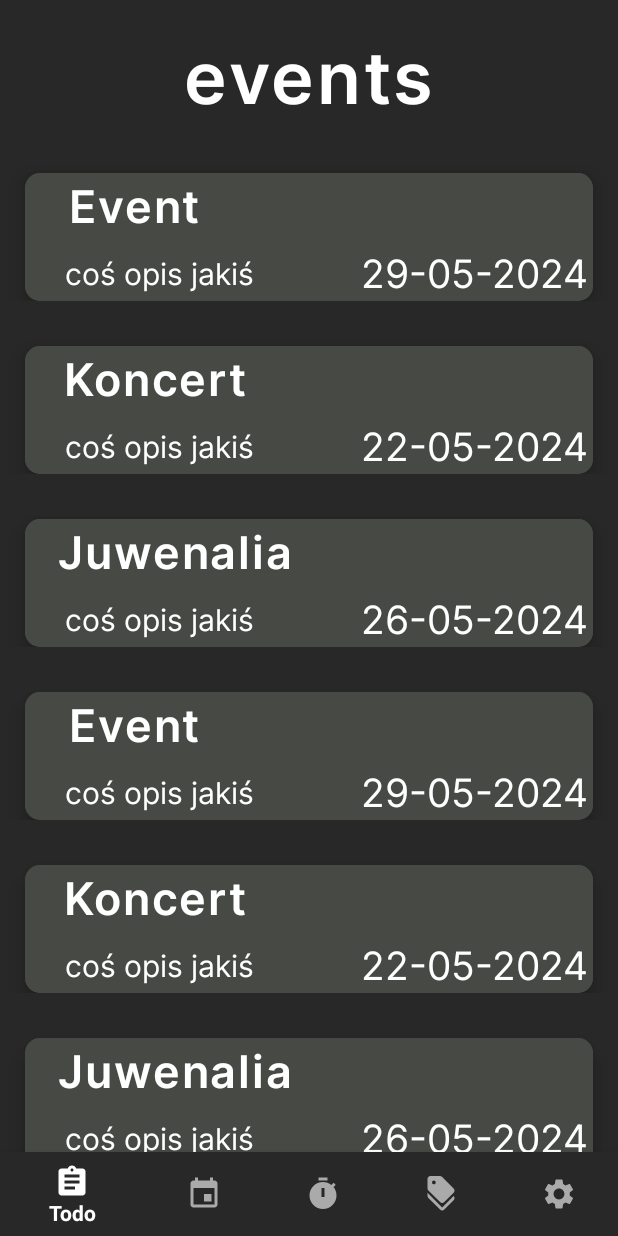
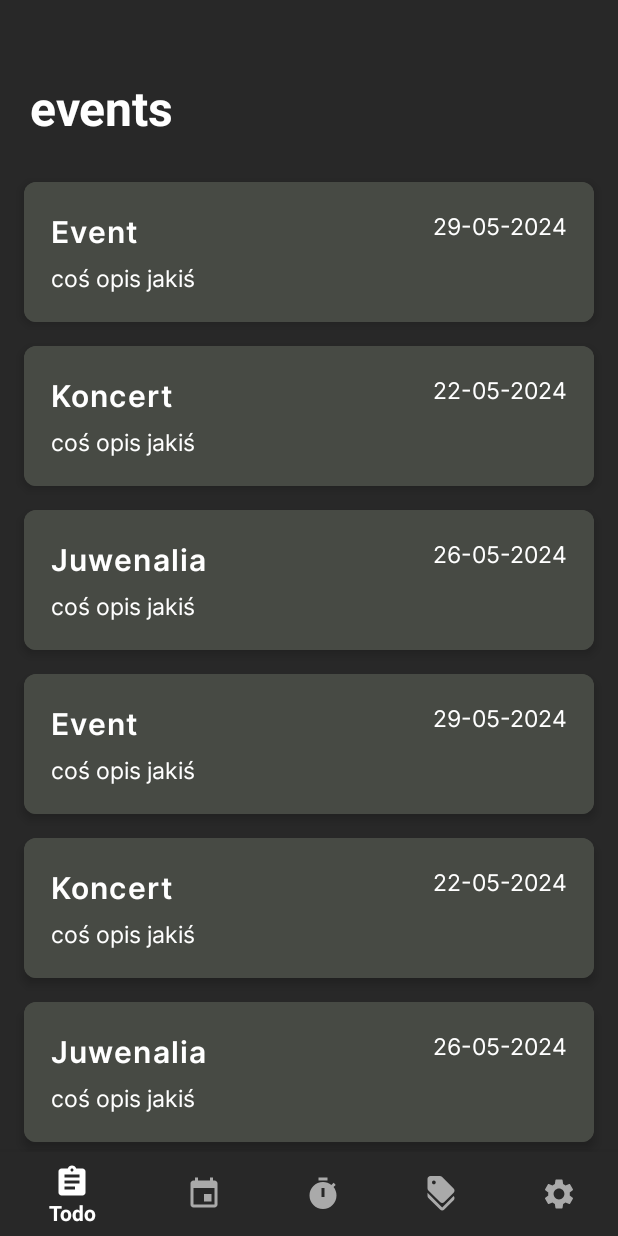
Before and after one commit to parsley026/Teeplan, an Android app: the fragment EventFragment placed in its activity, on a phone screen of 412 x 824 dp. Run offline under Robolectric (Android 15) with nearby library versions, the light colour scheme and no system bars; libraries missing offline, so code that uses them is left out: com.leinardi.android; 7 statements that could not run were skipped.

Commit message:
Poprawienie wygladu panelu events

```diff
--- a/AndroidApplication/app/src/main/res/layout/fragment_event.xml
+++ b/AndroidApplication/app/src/main/res/layout/fragment_event.xml
@@ -1,33 +1,30 @@
 <?xml version="1.0" encoding="utf-8"?>
-<androidx.constraintlayout.widget.ConstraintLayout xmlns:android="http://schemas.android.com/apk/res/android"
+<RelativeLayout xmlns:android="http://schemas.android.com/apk/res/android"
     xmlns:app="http://schemas.android.com/apk/res-auto"
+    android:layout_width="match_parent"
     xmlns:tools="http://schemas.android.com/tools"
-    android:id="@+id/timer_xml"
-    android:layout_width="match_parent"
+    android:background="@color/colorPrimaryDark"
     android:layout_height="match_parent"
-    android:textAlignment="center"
     tools:context=".event.EventFragment">
-
-
+    <TextView
+        android:id="@+id/viewEvents"
+        android:background="@color/colorPrimaryDark"
+        android:layout_width="wrap_content"
+        android:layout_height="wrap_content"
+        android:textStyle="bold"
+        android:textColor="@color/colorWhite"
+        android:layout_marginStart="20dp"
+        android:layout_marginBottom="20dp"
+        android:layout_marginTop="50dp"
+        android:textSize="32sp"
+        android:text="events"/>
     <androidx.recyclerview.widget.RecyclerView
         android:id="@+id/eventsRecylerView"
-        android:layout_width="409dp"
-        android:layout_height="729dp"
-        app:layout_constraintBottom_toBottomOf="parent"
-        app:layout_constraintEnd_toEndOf="parent"
-        app:layout_constraintStart_toStartOf="parent"
-        app:layout_constraintTop_toBottomOf="@+id/viewEvents"
-        app:layout_constraintVertical_bias="0.0" />
-
-    <TextView
-        android:id="@+id/viewEvents"
-        style="@style/AppHeaderTextStyle"
-        android:layout_width="wrap_content"
+        android:background="@color/colorPrimaryDark"
+        android:layout_width="match_parent"
         android:layout_height="wrap_content"
-        android:text="events"
-        app:layout_constraintBottom_toBottomOf="parent"
-        app:layout_constraintEnd_toEndOf="parent"
-        app:layout_constraintStart_toStartOf="parent"
-        app:layout_constraintTop_toTopOf="parent"
-        app:layout_constraintVertical_bias="0.023" />
-</androidx.constraintlayout.widget.ConstraintLayout>
+        android:layout_below="@id/viewEvents"
+        app:layoutManager="androidx.recyclerview.widget.LinearLayoutManager"
+        android:nestedScrollingEnabled="true">
+    </androidx.recyclerview.widget.RecyclerView>
+</RelativeLayout>
--- a/AndroidApplication/app/src/main/res/layout/recycler_view_row_event.xml
+++ b/AndroidApplication/app/src/main/res/layout/recycler_view_row_event.xml
@@ -1,70 +1,47 @@
 <?xml version="1.0" encoding="utf-8"?>
-<androidx.constraintlayout.widget.ConstraintLayout xmlns:android="http://schemas.android.com/apk/res/android"
+<androidx.cardview.widget.CardView xmlns:android="http://schemas.android.com/apk/res/android"
     xmlns:app="http://schemas.android.com/apk/res-auto"
+    app:cardBackgroundColor="@color/colorBlackOlive"
+    android:layout_height="wrap_content"
     android:layout_width="match_parent"
-    android:layout_height="wrap_content">
-
-    <androidx.cardview.widget.CardView
+    app:cardElevation="4dp"
+    app:cardCornerRadius="8dp"
+    android:layout_marginHorizontal="16dp"
+    android:layout_marginVertical="8dp">
+    <RelativeLayout
+        android:background="@color/colorBlackOlive"
         android:layout_width="match_parent"
         android:layout_height="wrap_content"
-        app:layout_constraintEnd_toEndOf="parent"
-        app:layout_constraintStart_toStartOf="parent"
-        app:layout_constraintBottom_toBottomOf="parent"
-        app:layout_constraintTop_toTopOf="parent"
-        app:cardBackgroundColor="@color/colorBlackOlive"
-        app:cardCornerRadius="10dp"
-        app:cardElevation="8dp"
-        android:layout_marginTop="30dp"
-        android:layout_marginLeft="15dp"
-        android:layout_marginRight="15dp">
-
-        <androidx.constraintlayout.widget.ConstraintLayout
-            android:background="@color/colorBlackOlive"
-            android:layout_width="match_parent"
-            android:layout_height="85dp">
-
+        android:padding="8dp">
         <TextView
             android:id="@+id/EventName"
             style="@style/AppHeaderTextStyle"
             android:layout_width="wrap_content"
             android:layout_height="wrap_content"
             android:text="Name"
-                android:textSize="30dp"
-
-                app:layout_constraintBottom_toBottomOf="parent"
-                app:layout_constraintEnd_toEndOf="parent"
-                app:layout_constraintHorizontal_bias="0.1"
-                app:layout_constraintStart_toStartOf="parent"
-                app:layout_constraintTop_toTopOf="parent"
-                app:layout_constraintVertical_bias="0.0" />
-
+            android:textSize="20sp"
+            android:layout_marginTop="10dp"
+            android:layout_marginStart="10dp"
+            android:layout_marginBottom="5dp" />
         <TextView
             android:id="@+id/EventDescription"
             style="@style/AppEntryTextStyle"
             android:layout_width="wrap_content"
             android:layout_height="wrap_content"
             android:text="Description"
-                android:textSize="20dp"
-                app:layout_constraintBottom_toBottomOf="parent"
-                app:layout_constraintEnd_toEndOf="parent"
-                app:layout_constraintHorizontal_bias="0.106"
-                app:layout_constraintStart_toStartOf="parent"
-                app:layout_constraintTop_toBottomOf="@+id/EventName"
-                app:layout_constraintVertical_bias="0.692" />
-
+            android:textSize="15sp"
+            android:layout_below="@id/EventName"
+            android:layout_marginStart="10dp"
+            android:layout_marginBottom="10dp"/>
         <TextView
             android:id="@+id/EventDate"
             style="@style/AppEntryTextStyle"
+            android:textSize="15sp"
             android:layout_width="wrap_content"
             android:layout_height="wrap_content"
             android:text="23-05-2024"
-                app:layout_constraintBottom_toBottomOf="parent"
-                app:layout_constraintEnd_toEndOf="parent"
-                app:layout_constraintHorizontal_bias="0.987"
-                app:layout_constraintStart_toStartOf="parent"
-                app:layout_constraintTop_toTopOf="parent"
-                app:layout_constraintVertical_bias="1.0" />
-
-        </androidx.constraintlayout.widget.ConstraintLayout>
+            android:layout_alignParentEnd="true"
+            android:layout_marginTop="10dp"
+            android:layout_marginEnd="10dp"/>
+    </RelativeLayout>
 </androidx.cardview.widget.CardView>
-</androidx.constraintlayout.widget.ConstraintLayout>
--- a/AndroidApplication/app/src/main/res/layout/task_layout.xml
+++ b/AndroidApplication/app/src/main/res/layout/task_layout.xml
@@ -36,6 +36,8 @@
                 android:layout_height="wrap_content"
                 android:layout_marginStart="38dp"
                 android:layout_centerVertical="true"
+                style="@style/AppEntryTextStyle"
+                android:textSize="15sp"
                 tool:text="This is a task inside application"
                 android:textColor="@color/colorWhite"
                 android:background="@color/colorBlackOlive" />
```
Lines whose indentation alone changed are shown as unchanged.
